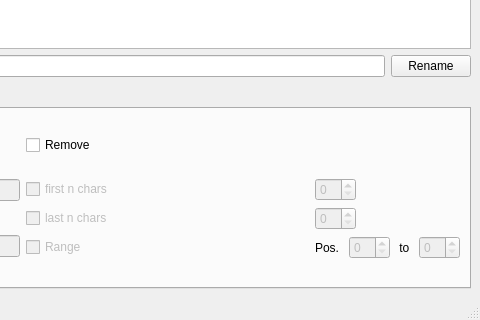
Before: the Qt Designer form mainwindow.ui in Addi90/ARenamerTool, drawn with Qt 5; both pictures show x 435 to 915 and y 315 to 635 of the 915 by 635 pixel window.
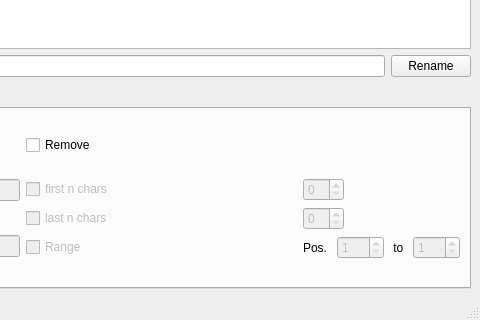
After: the same form once the commit is applied.

The edit to the form file:
```diff
--- a/mainwindow.ui
+++ b/mainwindow.ui
@@ -500,6 +500,12 @@
                 <property name="enabled">
                  <bool>false</bool>
                 </property>
+                <property name="minimum">
+                 <number>1</number>
+                </property>
+                <property name="maximum">
+                 <number>999</number>
+                </property>
                </widget>
               </item>
               <item>
@@ -514,6 +520,12 @@
                 <property name="enabled">
                  <bool>false</bool>
                 </property>
+                <property name="minimum">
+                 <number>1</number>
+                </property>
+                <property name="maximum">
+                 <number>999</number>
+                </property>
                </widget>
               </item>
              </layout>
```
